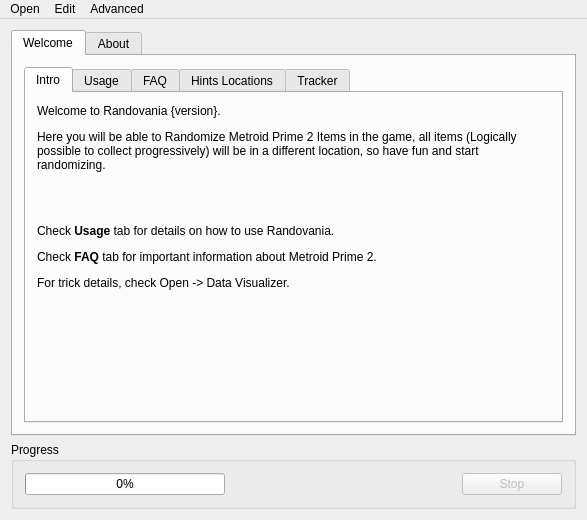
Qt form randovania/gui/mainwindow.ui (randovania/randovania) before a commit.
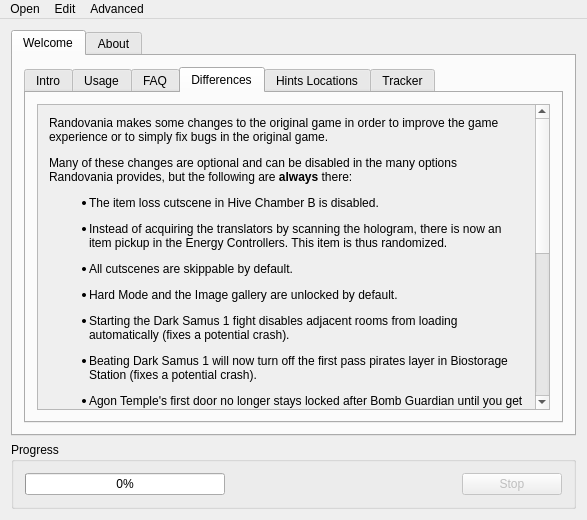
The same form after that commit. The open tabs and pages were chosen to show the change. Icons and pictures are not drawn.

Commit message: Improve Intro, added Differences tab

```diff
--- a/randovania/gui/mainwindow.ui
+++ b/randovania/gui/mainwindow.ui
@@ -50,7 +50,7 @@
             <item>
              <widget class="QLabel" name="intro_label">
               <property name="text">
-               <string>&lt;html&gt;&lt;head/&gt;&lt;body&gt;&lt;p&gt;Welcome to Randovania {version}.&lt;/p&gt;&lt;p&gt;Here you will be able to Randomize Metroid Prime 2 Items in the game, all items (Logically possible to collect progressively) will be in a different location, so have fun and start randomizing.&lt;/p&gt;&lt;p&gt;&lt;br/&gt;&lt;/p&gt;&lt;p&gt;Check &lt;span style=&quot; font-weight:600;&quot;&gt;Usage&lt;/span&gt; tab for details on how to use Randovania.&lt;/p&gt;&lt;p&gt;Check &lt;span style=&quot; font-weight:600;&quot;&gt;FAQ&lt;/span&gt; tab for important information about Metroid Prime 2.&lt;/p&gt;&lt;p&gt;For trick details, check Open -&amp;gt; Data Visualizer.&lt;/p&gt;&lt;/body&gt;&lt;/html&gt;</string>
+               <string>&lt;html&gt;&lt;head/&gt;&lt;body&gt;&lt;p&gt;Welcome to Randovania {version}.&lt;/p&gt;&lt;p&gt;Here you will be able to randomize many aspects of Metroid Prime 2: Echoes, while still being ensured it's possible to finish without any trick or glitch! What can be randomized?&lt;/p&gt;&lt;ul style=&quot;margin-top: 0px; margin-bottom: 0px; margin-left: 0px; margin-right: 0px; -qt-list-indent: 1;&quot;&gt;&lt;li style=&quot; margin-top:12px; margin-bottom:0px; margin-left:0px; margin-right:0px; -qt-block-indent:0; text-indent:0px;&quot;&gt;All 100 pickups (including the 4 translators), 9 temple keys, 9 Sky Temple keys and the Energy Transfer Module, for a total of 119 pickups.&lt;/li&gt;&lt;li style=&quot; margin-top:12px; margin-bottom:0px; margin-left:0px; margin-right:0px; -qt-block-indent:0; text-indent:0px;&quot;&gt;The destination of all elevators.&lt;/li&gt;&lt;li style=&quot; margin-top:12px; margin-bottom:0px; margin-left:0px; margin-right:0px; -qt-block-indent:0; text-indent:0px;&quot;&gt;The translator necessary for opening the Translator Gates.&lt;/li&gt;&lt;/ul&gt;&lt;p&gt;So have fun and start randomizing.&lt;/p&gt;&lt;hr/&gt;&lt;p&gt;Check &lt;span style=&quot; font-weight:600;&quot;&gt;Usage&lt;/span&gt; tab for details on how to use Randovania.&lt;/p&gt;&lt;p&gt;Check &lt;span style=&quot; font-weight:600;&quot;&gt;FAQ&lt;/span&gt; tab for important information about Metroid Prime 2.&lt;/p&gt;&lt;p&gt;For trick details, check Open -&amp;gt; Data Visualizer.&lt;/p&gt;&lt;/body&gt;&lt;/html&gt;</string>
               </property>
               <property name="alignment">
                <set>Qt::AlignLeading|Qt::AlignLeft|Qt::AlignTop</set>
@@ -148,6 +148,45 @@
             </item>
            </layout>
           </widget>
+          <widget class="QWidget" name="differences_tab">
+           <attribute name="title">
+            <string>Differences</string>
+           </attribute>
+           <layout class="QVBoxLayout" name="differences_layout">
+            <item>
+             <widget class="QScrollArea" name="differences_scroll_area">
+              <property name="widgetResizable">
+               <bool>true</bool>
+              </property>
+              <widget class="QWidget" name="differences_scroll_contents">
+               <property name="geometry">
+                <rect>
+                 <x>0</x>
+                 <y>0</y>
+                 <width>502</width>
+                 <height>588</height>
+                </rect>
+               </property>
+               <layout class="QVBoxLayout" name="differences_scroll_layout">
+                <item>
+                 <widget class="QLabel" name="differences_label">
+                  <property name="text">
+                   <string>&lt;html&gt;&lt;head/&gt;&lt;body&gt;&lt;p&gt;Randovania makes some changes to the original game in order to improve the game experience or to simply fix bugs in the original game.&lt;/p&gt;&lt;p&gt;Many of these changes are optional and can be disabled in the many options Randovania provides, but the following are &lt;span style=&quot; font-weight:600;&quot;&gt;always&lt;/span&gt; there:&lt;/p&gt;&lt;ul style=&quot;margin-top: 0px; margin-bottom: 0px; margin-left: 0px; margin-right: 0px; -qt-list-indent: 1;&quot;&gt;&lt;li style=&quot; margin-top:12px; margin-bottom:12px; margin-left:0px; margin-right:0px; -qt-block-indent:0; text-indent:0px;&quot;&gt;The item loss cutscene in Hive Chamber B is disabled.&lt;/li&gt;&lt;li style=&quot; margin-top:12px; margin-bottom:12px; margin-left:0px; margin-right:0px; -qt-block-indent:0; text-indent:0px;&quot;&gt;Instead of acquiring the translators by scanning the hologram, there is now an item pickup in the Energy Controllers. This item is thus randomized.&lt;/li&gt;&lt;li style=&quot; margin-top:12px; margin-bottom:12px; margin-left:0px; margin-right:0px; -qt-block-indent:0; text-indent:0px;&quot;&gt;All cutscenes are skippable by default.&lt;/li&gt;&lt;li style=&quot; margin-top:12px; margin-bottom:12px; margin-left:0px; margin-right:0px; -qt-block-indent:0; text-indent:0px;&quot;&gt;Hard Mode and the Image gallery are unlocked by default.&lt;/li&gt;&lt;li style=&quot; margin-top:12px; margin-bottom:12px; margin-left:0px; margin-right:0px; -qt-block-indent:0; text-indent:0px;&quot;&gt;Starting the Dark Samus 1 fight disables adjacent rooms from loading automatically (fixes a potential crash).&lt;/li&gt;&lt;li style=&quot; margin-top:12px; margin-bottom:12px; margin-left:0px; margin-right:0px; -qt-block-indent:0; text-indent:0px;&quot;&gt;Beating Dark Samus 1 will now turn off the first pass pirates layer in Biostorage Station (fixes a potential crash).&lt;/li&gt;&lt;li style=&quot; margin-top:12px; margin-bottom:12px; margin-left:0px; margin-right:0px; -qt-block-indent:0; text-indent:0px;&quot;&gt;Agon Temple's first door no longer stays locked after Bomb Guardian until you get the Agon Energy Controller item.&lt;/li&gt;&lt;li style=&quot; margin-top:12px; margin-bottom:12px; margin-left:0px; margin-right:0px; -qt-block-indent:0; text-indent:0px;&quot;&gt;Leaving during the Grapple Guardian fight no longer causes Grapple Guardian to not drop an item if you come back and fight it again.&lt;/li&gt;&lt;li style=&quot; margin-top:12px; margin-bottom:12px; margin-left:0px; margin-right:0px; -qt-block-indent:0; text-indent:0px;&quot;&gt;The Luminoth barriers that appear on certain doors after collecting or returning a world's energy have been removed.&lt;/li&gt;&lt;li style=&quot; margin-top:12px; margin-bottom:12px; margin-left:0px; margin-right:0px; -qt-block-indent:0; text-indent:0px;&quot;&gt;Removed some instances in Main Research, to decrease the chance of a crash coming from Central Area Transport West. Also fixed leaving the room midway through destroying the echo locks making it impossible to complete.&lt;/li&gt;&lt;li style=&quot; margin-top:12px; margin-bottom:12px; margin-left:0px; margin-right:0px; -qt-block-indent:0; text-indent:0px;&quot;&gt;Power Bombs no longer instantly kill either Alpha Splinter's first phase or Spider Guardian (doing so would not actually end the fight, leaving you stuck).&lt;/li&gt;&lt;li style=&quot; margin-top:12px; margin-bottom:12px; margin-left:0px; margin-right:0px; -qt-block-indent:0; text-indent:0px;&quot;&gt;Getting the Torvus Energy Controller item will no longer block you from getting the Torvus Temple item.&lt;/li&gt;&lt;li style=&quot; margin-top:12px; margin-bottom:12px; margin-left:0px; margin-right:0px; -qt-block-indent:0; text-indent:0px;&quot;&gt;Fixed the door lock in Bioenergy Production, so that it doesn't stay locked if you beat the Aerotroopers before triggering the lock.&lt;/li&gt;&lt;li style=&quot; margin-top:12px; margin-bottom:12px; margin-left:0px; margin-right:0px; -qt-block-indent:0; text-indent:0px;&quot;&gt;Altered a few rooms (Transport A Access, Venomous Pond) so that the PAL version matches NTSC requirements.&lt;/li&gt;&lt;/ul&gt;&lt;/body&gt;&lt;/html&gt;</string>
+                  </property>
+                  <property name="alignment">
+                   <set>Qt::AlignLeading|Qt::AlignLeft|Qt::AlignTop</set>
+                  </property>
+                  <property name="wordWrap">
+                   <bool>true</bool>
+                  </property>
+                 </widget>
+                </item>
+               </layout>
+              </widget>
+             </widget>
+            </item>
+           </layout>
+          </widget>
           <widget class="QWidget" name="hint_tab">
            <attribute name="title">
             <string>Hints Locations</string>
```
Left out of the diff: 6 changed lines with no effect on the pictures.
